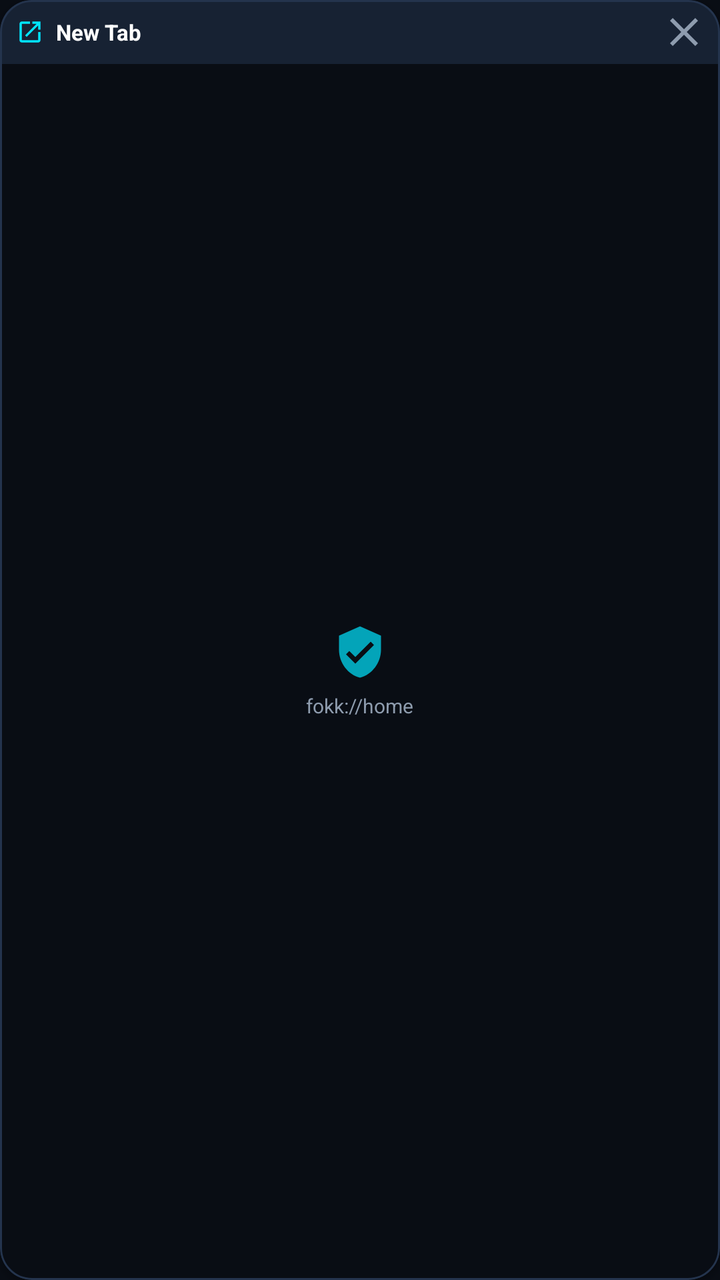
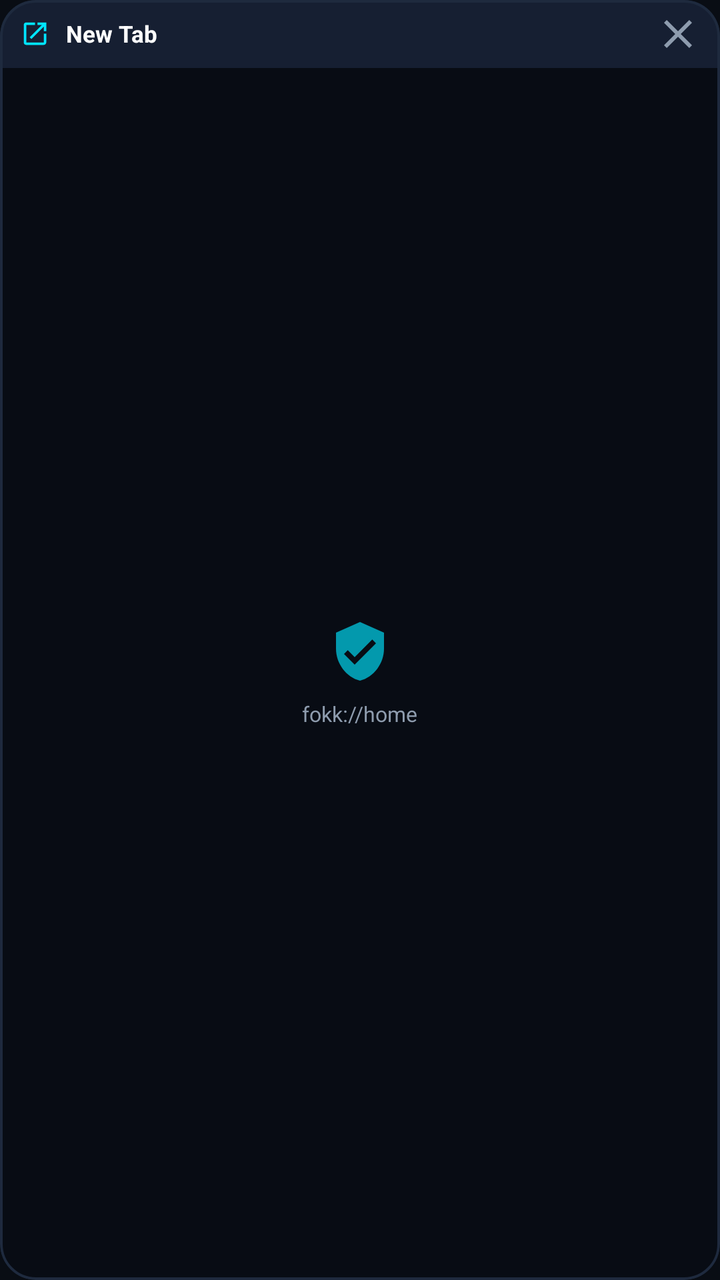

Two renders of the same Android screen: before a commit and after it. Below are the layout's source before the change and the commit's diff.
<!-- AndroidManifest.xml: application theme Theme.AdShield -->
<!-- res/layout/item_tab_card.xml -->
<?xml version="1.0" encoding="utf-8"?>
<com.google.android.material.card.MaterialCardView xmlns:android="http://schemas.android.com/apk/res/android"
    xmlns:app="http://schemas.android.com/apk/res-auto"
    android:id="@+id/cardTab"
    android:layout_width="match_parent"
    android:layout_height="170dp"
    android:layout_margin="4dp"
    app:cardBackgroundColor="#131B2B"
    app:cardCornerRadius="16dp"
    app:cardElevation="2dp"
    app:strokeColor="#24344D"
    app:strokeWidth="1dp">

    <LinearLayout
        android:layout_width="match_parent"
        android:layout_height="match_parent"
        android:orientation="vertical">

        
        <LinearLayout
            android:id="@+id/layoutCardHeader"
            android:layout_width="match_parent"
            android:layout_height="32dp"
            android:background="#172233"
            android:gravity="center_vertical"
            android:orientation="horizontal"
            android:paddingHorizontal="8dp">

            <ImageView
                android:id="@+id/imgTabIcon"
                android:layout_width="14dp"
                android:layout_height="14dp"
                android:src="@drawable/ic_launch"
                app:tint="@color/fokk_cyan" />

            <TextView
                android:id="@+id/textTabTitle"
                android:layout_width="0dp"
                android:layout_height="wrap_content"
                android:layout_weight="1"
                android:layout_marginStart="6dp"
                android:ellipsize="end"
                android:maxLines="1"
                android:text="New Tab"
                android:textColor="@color/text_primary"
                android:textSize="11sp"
                android:textStyle="bold" />

            <ImageButton
                android:id="@+id/btnCloseTab"
                android:layout_width="20dp"
                android:layout_height="20dp"
                android:background="?attr/selectableItemBackgroundBorderless"
                android:src="@drawable/ic_close"
                app:tint="@color/text_secondary"
                android:contentDescription="Close Tab" />
        </LinearLayout>

        
        <FrameLayout
            android:layout_width="match_parent"
            android:layout_height="0dp"
            android:layout_weight="1"
            android:background="#090D14"
            android:padding="8dp">

            
            <LinearLayout
                android:layout_width="match_parent"
                android:layout_height="match_parent"
                android:gravity="center"
                android:orientation="vertical">

                <ImageView
                    android:id="@+id/imgPreviewLogo"
                    android:layout_width="28dp"
                    android:layout_height="28dp"
                    android:alpha="0.7"
                    android:src="@drawable/ic_shield_check"
                    app:tint="@color/fokk_cyan" />

                <TextView
                    android:id="@+id/textTabUrl"
                    android:layout_width="wrap_content"
                    android:layout_height="wrap_content"
                    android:layout_marginTop="6dp"
                    android:ellipsize="end"
                    android:maxLines="1"
                    android:paddingHorizontal="6dp"
                    android:text="fokk://home"
                    android:textColor="@color/text_secondary"
                    android:textSize="10sp" />
            </LinearLayout>

            
            <TextView
                android:id="@+id/badgeActiveTab"
                android:layout_width="wrap_content"
                android:layout_height="wrap_content"
                android:layout_gravity="bottom|end"
                android:background="@drawable/bg_stat_chip"
                android:paddingHorizontal="6dp"
                android:paddingVertical="2dp"
                android:text="ACTIVE"
                android:textColor="@color/fokk_cyan"
                android:textSize="8.5sp"
                android:textStyle="bold"
                android:visibility="gone" />

            
            <TextView
                android:id="@+id/badgePrivateTab"
                android:layout_width="wrap_content"
                android:layout_height="wrap_content"
                android:layout_gravity="top|start"
                android:background="#4A148C"
                android:paddingHorizontal="5dp"
                android:paddingVertical="1dp"
                android:text="PRIVATE"
                android:textColor="#E1BEE7"
                android:textSize="8sp"
                android:textStyle="bold"
                android:visibility="gone" />
        </FrameLayout>
    </LinearLayout>
</com.google.android.material.card.MaterialCardView>
<!-- resources referenced by this layout -->
<resources>
  <color name="fokk_cyan">#00E5FF</color>
  <color name="text_primary">#FFFFFF</color>
  <color name="text_secondary">#8E9CAE</color>
  <!-- drawable bg_stat_chip (drawable) -->
  <?xml version="1.0" encoding="utf-8"?>
  <shape xmlns:android="http://schemas.android.com/apk/res/android"
      android:shape="rectangle">
      <corners android:radius="14dp" />
      <solid android:color="#0D131F" />
      <stroke
          android:width="1dp"
          android:color="#1A263B" />
  </shape>
  <!-- drawable ic_close (drawable) -->
  <vector xmlns:android="http://schemas.android.com/apk/res/android"
      android:width="24dp"
      android:height="24dp"
      android:viewportWidth="24"
      android:viewportHeight="24">
      <path
          android:fillColor="#8E9CAE"
          android:pathData="M19,6.41L17.59,5 12,10.59 6.41,5 5,6.41 10.59,12 5,17.59 6.41,19 12,13.41 17.59,19 19,17.59 13.41,12z"/>
  </vector>
  <!-- drawable ic_launch (drawable) -->
  <vector xmlns:android="http://schemas.android.com/apk/res/android"
      android:width="24dp"
      android:height="24dp"
      android:viewportWidth="24"
      android:viewportHeight="24">
    <path
        android:fillColor="#00B0FF"
        android:pathData="M19,19H5V5h7V3H5c-1.11,0 -2,0.9 -2,2v14c0,1.1 0.89,2 2,2h14c1.1,0 2,-0.9 2,-2v-7h-2v7zM14,3v2h3.59l-9.83,9.83 1.41,1.41L19,6.41V10h2V3h-7z"/>
  </vector>
  <!-- drawable ic_shield_check (drawable) -->
  <vector xmlns:android="http://schemas.android.com/apk/res/android"
      android:width="24dp"
      android:height="24dp"
      android:viewportWidth="24"
      android:viewportHeight="24">
    <path
        android:fillColor="#00E676"
        android:pathData="M12,1L3,5v6c0,5.55 3.84,10.74 9,12c5.16,-1.26 9,-6.45 9,-12V5L12,1zM10,17l-4,-4l1.41,-1.41L10,14.17l6.59,-6.59L18,9L10,17z"/>
  </vector>
  <style name="Theme.AdShield" parent="Theme.Material3.Dark.NoActionBar">
          <item name="colorPrimary">@color/secondary</item>
          <item name="colorSecondary">@color/accent_green</item>
          <item name="android:statusBarColor">@color/background_dark</item>
          <item name="android:navigationBarColor">@color/background_dark</item>
          <item name="android:windowBackground">@color/background_dark</item>
      </style>
  <color name="secondary">#00E5FF</color>
  <color name="accent_green">#00E676</color>
  <color name="background_dark">#090D14</color>
</resources>

<!-- the commit's change to res/layout/item_tab_card.xml (unified diff, before → after) -->
@@ -5,11 +5,11 @@
     android:layout_width="match_parent"
     android:layout_height="170dp"
     android:layout_margin="4dp"
-    app:cardBackgroundColor="#131B2B"
-    app:cardCornerRadius="16dp"
-    app:cardElevation="2dp"
-    app:strokeColor="#24344D"
-    app:strokeWidth="1dp">
+    app:cardBackgroundColor="#0F1523"
+    app:cardCornerRadius="18dp"
+    app:cardElevation="3dp"
+    app:strokeColor="#1E2A3E"
+    app:strokeWidth="1.2dp">
 
     <LinearLayout
         android:layout_width="match_parent"
@@ -20,16 +20,16 @@
         <LinearLayout
             android:id="@+id/layoutCardHeader"
             android:layout_width="match_parent"
-            android:layout_height="32dp"
-            android:background="#172233"
+            android:layout_height="34dp"
+            android:background="#161F32"
             android:gravity="center_vertical"
             android:orientation="horizontal"
-            android:paddingHorizontal="8dp">
+            android:paddingHorizontal="10dp">
 
             <ImageView
                 android:id="@+id/imgTabIcon"
-                android:layout_width="14dp"
-                android:layout_height="14dp"
+                android:layout_width="15dp"
+                android:layout_height="15dp"
                 android:src="@drawable/ic_launch"
                 app:tint="@color/fokk_cyan" />
 
@@ -38,18 +38,18 @@
                 android:layout_width="0dp"
                 android:layout_height="wrap_content"
                 android:layout_weight="1"
-                android:layout_marginStart="6dp"
+                android:layout_marginStart="8dp"
                 android:ellipsize="end"
                 android:maxLines="1"
                 android:text="New Tab"
                 android:textColor="@color/text_primary"
-                android:textSize="11sp"
+                android:textSize="11.5sp"
                 android:textStyle="bold" />
 
             <ImageButton
                 android:id="@+id/btnCloseTab"
-                android:layout_width="20dp"
-                android:layout_height="20dp"
+                android:layout_width="22dp"
+                android:layout_height="22dp"
                 android:background="?attr/selectableItemBackgroundBorderless"
                 android:src="@drawable/ic_close"
                 app:tint="@color/text_secondary"
@@ -61,7 +61,7 @@
             android:layout_width="match_parent"
             android:layout_height="0dp"
             android:layout_weight="1"
-            android:background="#090D14"
+            android:background="#080C14"
             android:padding="8dp">
 
             
@@ -73,9 +73,9 @@
 
                 <ImageView
                     android:id="@+id/imgPreviewLogo"
-                    android:layout_width="28dp"
-                    android:layout_height="28dp"
-                    android:alpha="0.7"
+                    android:layout_width="32dp"
+                    android:layout_height="32dp"
+                    android:alpha="0.65"
                     android:src="@drawable/ic_shield_check"
                     app:tint="@color/fokk_cyan" />
 
@@ -83,13 +83,13 @@
                     android:id="@+id/textTabUrl"
                     android:layout_width="wrap_content"
                     android:layout_height="wrap_content"
-                    android:layout_marginTop="6dp"
+                    android:layout_marginTop="8dp"
                     android:ellipsize="end"
                     android:maxLines="1"
-                    android:paddingHorizontal="6dp"
+                    android:paddingHorizontal="8dp"
                     android:text="fokk://home"
                     android:textColor="@color/text_secondary"
-                    android:textSize="10sp" />
+                    android:textSize="10.5sp" />
             </LinearLayout>
 
             
@@ -99,7 +99,7 @@
                 android:layout_height="wrap_content"
                 android:layout_gravity="bottom|end"
                 android:background="@drawable/bg_stat_chip"
-                android:paddingHorizontal="6dp"
+                android:paddingHorizontal="7dp"
                 android:paddingVertical="2dp"
                 android:text="ACTIVE"
                 android:textColor="@color/fokk_cyan"
@@ -114,9 +114,9 @@
                 android:layout_height="wrap_content"
                 android:layout_gravity="top|start"
                 android:background="#4A148C"
-                android:paddingHorizontal="5dp"
-                android:paddingVertical="1dp"
-                android:text="PRIVATE"
+                android:paddingHorizontal="6dp"
+                android:paddingVertical="2dp"
+                android:text="GHOST"
                 android:textColor="#E1BEE7"
                 android:textSize="8sp"
                 android:textStyle="bold"
